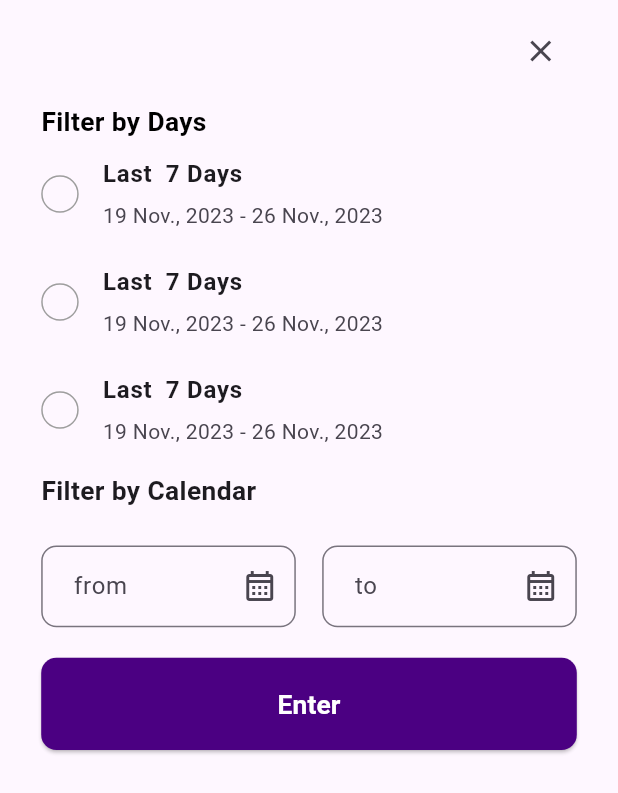
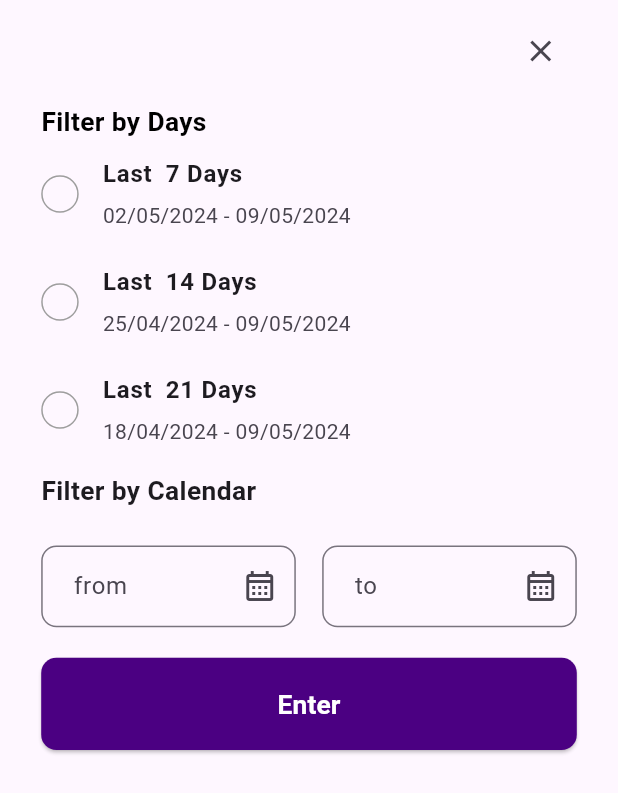
Before and after one commit to obasanmichael/test_app, a Flutter app: the FilterContainer widget shown alone on an empty page, opened directly, on a phone screen of 412 x 824 dp. Shown: the top 793 px of the screen. Run offline on Flutter 3.47's test engine with Material 3 defaults, Android fonts, the phone set to English and light mode, and no system bars; drawn by our look-alikes of roundcheckbox; our stand-ins replace flutter_rating_bar, flutter_screenutil, go_router, shimmer, smooth_page_indicator; missing offline and left inert: passwordfield.

```diff
--- a/lib/screens/transactions/components/filter_container.dart
+++ b/lib/screens/transactions/components/filter_container.dart
@@ -1,6 +1,7 @@
 import 'package:flutter/material.dart';
 import 'package:flutter/widgets.dart';
 import 'package:flutter_screenutil/flutter_screenutil.dart';
+import 'package:intl/intl.dart';
 import 'package:roundcheckbox/roundcheckbox.dart';
 
 class FilterContainer extends StatefulWidget {
@@ -11,6 +12,46 @@ class FilterContainer extends StatefulWidget {
 }
 
 class _FilterContainerState extends State<FilterContainer> {
+  late final DateTime date;
+  final formatter = DateFormat.yMd();
+  final _fromDateController = TextEditingController();
+  final _toDateController = TextEditingController();
+  DateTime? _selectedFromDate;
+  DateTime? _selectedToDate;
+
+  @override
+  void dispose() {
+    _fromDateController.dispose();
+    _toDateController.dispose();
+    // TODO: implement dispose
+    super.dispose();
+  }
+
+  void _presentDatePicker(bool isFromDate) async {
+    final now = DateTime.now();
+    final firstDate = isFromDate
+        ? DateTime(now.day, now.month, now.year - 1)
+        : _selectedFromDate;
+    final pickedDate = await showDatePicker(
+      context: context,
+      initialDate: now,
+      firstDate: firstDate!,
+      lastDate: now,
+    );
+
+    setState(() {
+      if (pickedDate != null) {
+        if (isFromDate) {
+          _selectedFromDate = pickedDate;
+          _fromDateController.text = DateFormat('dd-MM-yy').format(pickedDate);
+        } else {
+          _selectedToDate = pickedDate;
+          _toDateController.text = DateFormat('dd-MM-yy').format(pickedDate);
+        }
+      }
+    });
+  }
+
   @override
   Widget build(BuildContext context) {
     return Padding(
@@ -35,11 +76,13 @@ class _FilterContainerState extends State<FilterContainer> {
                 fontWeight: FontWeight.w700,
                 color: Colors.black),
           ),
-          DateListTile(),
+          DateListTile(
+            days: 7,
+          ),
           SizedBox(height: 0.h),
-          DateListTile(),
+          DateListTile(days: 14),
           SizedBox(height: 0.h),
-          DateListTile(),
+          DateListTile(days: 21),
           SizedBox(height: 5.h),
           Text(
             'Filter by Calendar',
@@ -50,6 +93,9 @@ class _FilterContainerState extends State<FilterContainer> {
             children: [
               Expanded(
                 child: TextField(
+                  controller: _fromDateController,
+                  // onTap: ()=> _presentDatePicker(isFromDate : true),
+                  readOnly: true,
                   decoration: InputDecoration(
                     border: OutlineInputBorder(
                       borderSide: BorderSide(
@@ -66,12 +112,17 @@ class _FilterContainerState extends State<FilterContainer> {
                     contentPadding:
                         EdgeInsets.symmetric(horizontal: 16.w, vertical: 15.h),
                     hintText: 'from',
-                  suffixIcon: Icon(Icons.calendar_month_outlined),
+                    suffixIcon: IconButton(
+                        onPressed: () => _presentDatePicker(true),
+                        icon: Icon(Icons.calendar_month_outlined)),
                   ),
-              )),
+                ),
+              ),
               SizedBox(width: 16.w),
               Expanded(
                 child: TextField(
+                  controller: _toDateController,
+                  readOnly: true,
                   decoration: InputDecoration(
                     border: OutlineInputBorder(
                       borderSide: BorderSide(
@@ -88,9 +139,12 @@ class _FilterContainerState extends State<FilterContainer> {
                     contentPadding:
                         EdgeInsets.symmetric(horizontal: 16.w, vertical: 15.h),
                     hintText: 'to',
-                  suffixIcon: Icon(Icons.calendar_month_outlined),
+                    suffixIcon: IconButton(
+                        onPressed: () => _presentDatePicker(false),
+                        icon: Icon(Icons.calendar_month_outlined)),
                   ),
-              )),
+                ),
+              ),
             ],
           ),
           SizedBox(height: 20.h),
@@ -122,12 +176,13 @@ class _FilterContainerState extends State<FilterContainer> {
 }
 
 class DateListTile extends StatelessWidget {
-  const DateListTile({
-    super.key,
-  });
+  const DateListTile({super.key, required this.days});
+
+  final int days;
 
   @override
   Widget build(BuildContext context) {
+    DateTime startDate = DateTime.now().subtract(Duration(days: days));
     return ListTile(
       contentPadding: EdgeInsets.all(0),
       leading: RoundCheckBox(
@@ -139,13 +194,14 @@ class DateListTile extends StatelessWidget {
         crossAxisAlignment: CrossAxisAlignment.start,
         children: [
           Text(
-            'Last  7 Days',
+            'Last  ${days} Days',
             style: TextStyle(fontWeight: FontWeight.w700),
           ),
           SizedBox(height: 5.h)
         ],
       ),
-      subtitle: Text('19 Nov., 2023 - 26 Nov., 2023'),
+      subtitle: Text(
+          '${DateFormat('dd/MM/yyyy').format(startDate)} - ${DateFormat('dd/MM/yyyy').format(DateTime.now())}'),
     );
   }
 }
--- a/pubspec.yaml
+++ b/pubspec.yaml
@@ -44,6 +44,7 @@ dependencies:
   go_router: ^13.2.4
   shimmer: ^3.0.0
   roundcheckbox: ^2.0.5
+  intl: ^0.19.0
 
 dev_dependencies:
   flutter_test:
```
Also changed, not shown: lib/screens/transactions/transaction_statement.dart (+6 -8 lines), pubspec.lock. Lines whose indentation alone changed are shown as unchanged.
